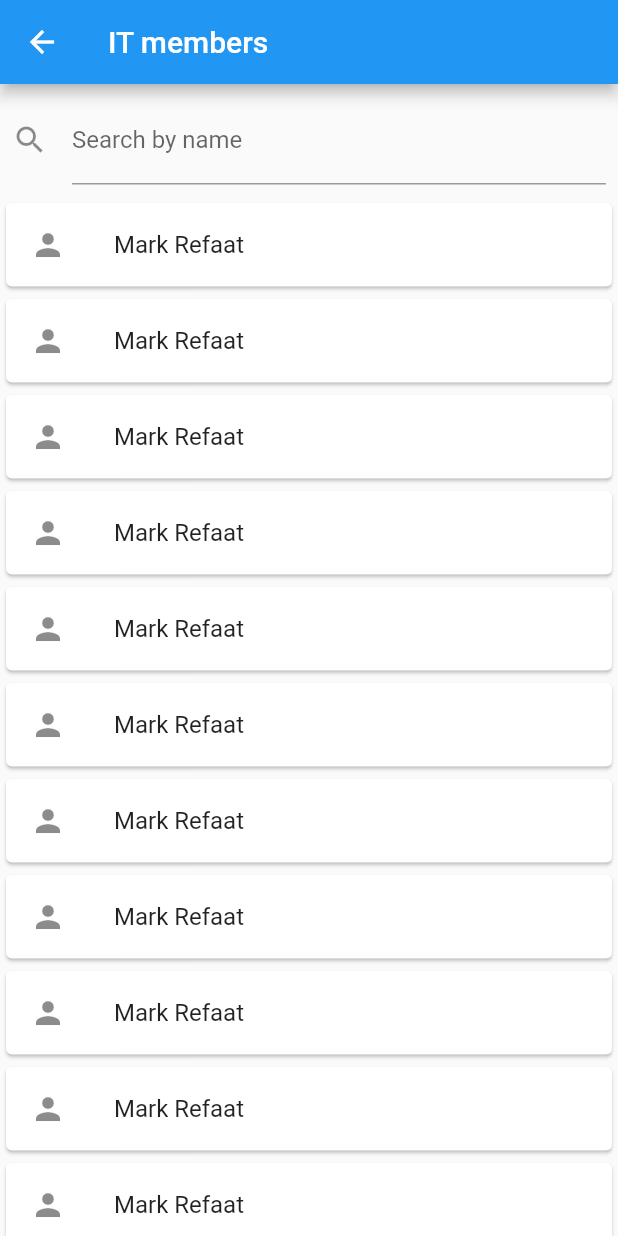
After one commit to aahmedeemad/small-organizations-mobile-system, a Flutter app: the Members screen opened directly, on a phone screen of 412 x 824 dp. The commit adds this screen. Run offline on Flutter 3.47's test engine with Material 2 defaults, Android fonts, the phone set to English and light mode, and no system bars; missing offline and left inert: qrscan; network calls fail.

Commit message:
news, news details, scan qr code, committees pages

```diff
--- /dev/null
+++ b/lib/screens/committees.dart
@@ -0,0 +1,36 @@
+import 'package:flutter/material.dart';
+
+class CommitteesPage extends StatefulWidget {
+  @override
+  _CommitteesPageState createState() => _CommitteesPageState();
+}
+
+class _CommitteesPageState extends State<CommitteesPage> {
+  @override
+  Widget build(BuildContext context) {
+    return Scaffold(
+      appBar: AppBar(
+        title: Text('Committees'),
+      ),
+      body: ListView(
+        children: [
+          committeeCard(name: 'HR'),
+          committeeCard(name: 'IT'),
+          committeeCard(name: 'PR'),
+          committeeCard(name: 'Media'),
+        ],
+      ),
+    );
+  }
+
+  Widget committeeCard({@required name}) {
+    return Card(
+      child: ListTile(
+        title: Text(name),
+        onTap: () {
+          Navigator.of(context).pushNamed('/membersPage');
+        },
+      ),
+    );
+  }
+}
--- /dev/null
+++ b/lib/screens/members_page.dart
@@ -0,0 +1,50 @@
+import 'package:flutter/material.dart';
+
+class Members extends StatelessWidget {
+  @override
+  Widget build(BuildContext context) {
+    return Scaffold(
+      appBar: AppBar(title: Text('IT members')),
+      body: ListView(
+        children: [
+          Padding(
+            padding: const EdgeInsets.all(8.0),
+            child: TextField(
+              decoration: InputDecoration(
+                icon: Icon(Icons.search),
+                labelText: 'Search by name',
+              ),
+            ),
+          ),
+          member(name: "Mark Refaat", imagePath: null),
+          member(name: "Mark Refaat", imagePath: null),
+          member(name: "Mark Refaat", imagePath: null),
+          member(name: "Mark Refaat", imagePath: null),
+          member(name: "Mark Refaat", imagePath: null),
+          member(name: "Mark Refaat", imagePath: null),
+          member(name: "Mark Refaat", imagePath: null),
+          member(name: "Mark Refaat", imagePath: null),
+          member(name: "Mark Refaat", imagePath: null),
+          member(name: "Mark Refaat", imagePath: null),
+          member(name: "Mark Refaat", imagePath: null),
+          member(name: "Mark Refaat", imagePath: null),
+          member(name: "Mark Refaat", imagePath: null),
+          member(name: "Mark Refaat", imagePath: null),
+          member(name: "Mark Refaat", imagePath: null),
+          member(name: "Mark Refaat", imagePath: null),
+          member(name: "Mark Refaat", imagePath: null),
+          member(name: "Mark Refaat", imagePath: null),
+        ],
+      ),
+    );
+  }
+
+  Widget member({@required name, @required imagePath}) {
+    return Card(
+      child: ListTile(
+        leading: Icon(Icons.person),
+        title: Text(name),
+      ),
+    );
+  }
+}
--- a/pubspec.yaml
+++ b/pubspec.yaml
@@ -28,6 +28,8 @@ dependencies:
   # The following adds the Cupertino Icons font to your application.
   # Use with the CupertinoIcons class for iOS style icons.
   cupertino_icons: ^1.0.0
+  qrscan: ^0.2.17
+  image_picker: ^0.6.7+14
 
 dev_dependencies:
   flutter_test:
```
Also changed, not shown: lib/screens/admin_home_page.dart (+10 -2 lines), lib/screens/news.dart (added, +125 -0 lines), lib/screens/news_details.dart (added, +50 -0 lines), pubspec.lock, 1 other file.
